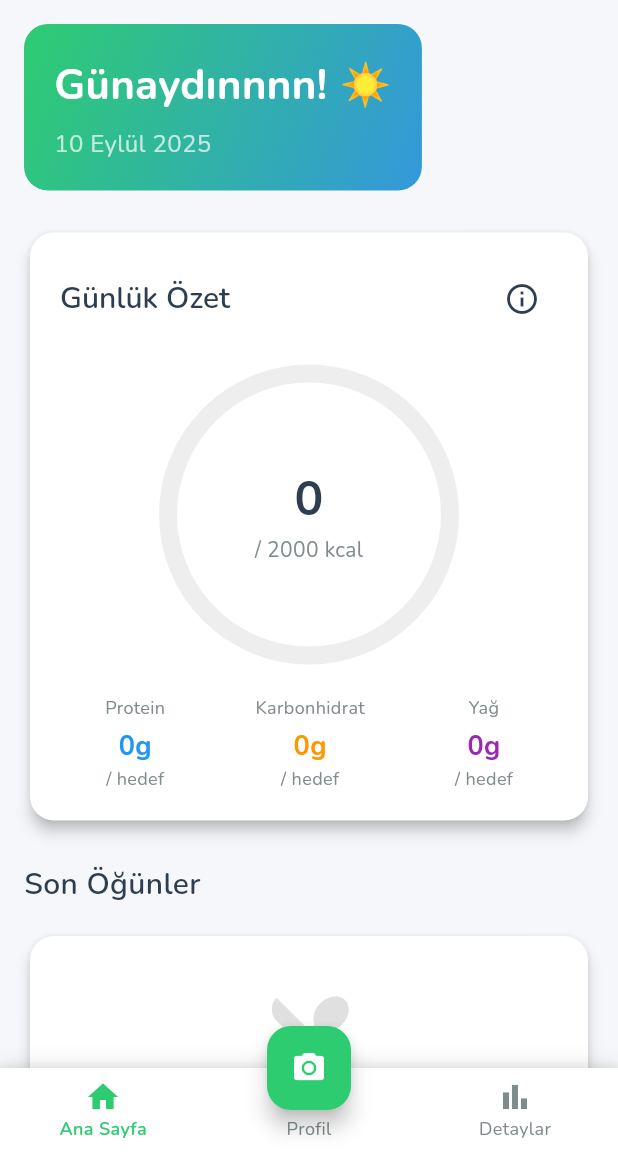
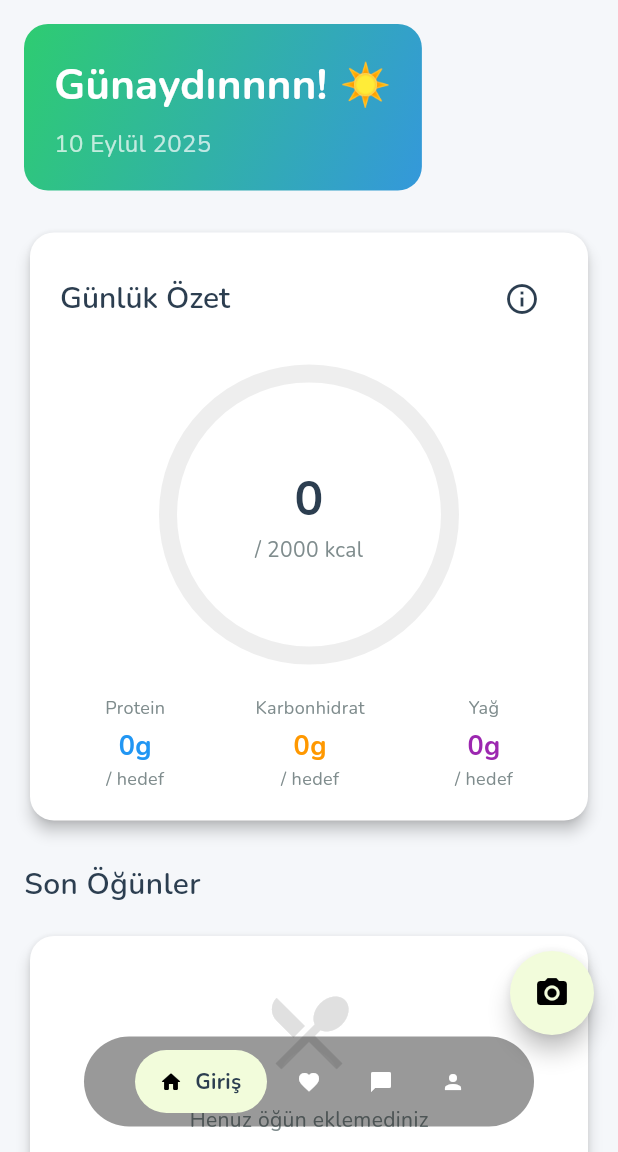
Before and after one commit to dursunozer/eatly, a Flutter app: the MainView screen opened by its route, on a phone screen of 412 x 824 dp, the part 84-1236 px from its top. Run offline on Flutter 3.47's test engine with Material 3 defaults, Android fonts, the phone set to English and light mode, and no system bars; drawn by our look-alikes of percent_indicator; our stand-ins replace camera, dio, fl_chart, flutter_native_timezone, freezed_annotation, image_picker and 6 more; missing offline and left inert: powersync; accounts and stored records are empty; generated files the repository leaves out were written again; statements that could not run were skipped.

Commit message:
added pill navbar

```diff
--- /dev/null
+++ b/eatly/lib/ui/common/pill_nav_bar.dart
@@ -0,0 +1,130 @@
+import 'package:flutter/material.dart';
+
+class PillNavItemData {
+  final IconData icon; // selected (filled)
+  final String label;
+  final IconData? outlineIcon; // unselected (outlined)
+  const PillNavItemData(this.icon, this.label, {this.outlineIcon});
+}
+
+class PillNavBar extends StatelessWidget {
+  final int currentIndex;
+  final ValueChanged<int> onTap;
+  final List<PillNavItemData> items;
+  final Color selectedColor;
+  final Color unselectedBg;
+  final Color unselectedIcon;
+  final double barWidth;
+  final double barHeight;
+
+  const PillNavBar({
+    super.key,
+    required this.currentIndex,
+    required this.onTap,
+    required this.items,
+    this.selectedColor = const Color.fromARGB(255, 242, 252, 219),
+    this.unselectedBg = const Color(0x22999999),
+    this.unselectedIcon = const Color(0xFFFFFFFF),
+    this.barWidth = 300,
+    this.barHeight = 60,
+  });
+
+  @override
+  Widget build(BuildContext context) {
+    return SafeArea(
+      top: false,
+      child: SizedBox(
+        height: barHeight,
+        child: Center(
+          child: SizedBox(
+            width: barWidth,
+            child: Container(
+              padding: const EdgeInsets.symmetric(horizontal: 8, vertical: 8),
+              decoration: BoxDecoration(
+                color: Colors.black.withOpacity(0.40),
+                borderRadius: BorderRadius.circular(32),
+              ),
+              child: Center(
+                child: Wrap(
+                  spacing: 8,
+                  runSpacing: 0,
+                  alignment: WrapAlignment.center,
+                  children: List.generate(items.length, (i) {
+                    final selected = i == currentIndex;
+                    final data = items[i];
+                    return _Pill(
+                      selected: selected,
+                      icon: data.icon,
+                      label: data.label,
+                      selectedColor: selectedColor,
+                      unselectedBg: unselectedBg,
+                      unselectedIcon: unselectedIcon,
+                      onTap: () => onTap(i),
+                    );
+                  }),
+                ),
+              ),
+            ),
+          ),
+        ),
+      ),
+    );
+  }
+}
+
+class _Pill extends StatelessWidget {
+  final bool selected;
+  final IconData icon;
+  final String label;
+  final VoidCallback onTap;
+  final Color selectedColor;
+  final Color unselectedBg;
+  final Color unselectedIcon;
+  final IconData? outlineIcon;
+
+  const _Pill({
+    required this.selected,
+    required this.icon,
+    required this.label,
+    required this.onTap,
+    required this.selectedColor,
+    required this.unselectedBg,
+    required this.unselectedIcon,
+    this.outlineIcon,
+  });
+
+  @override
+  Widget build(BuildContext context) {
+    return InkWell(
+      borderRadius: BorderRadius.circular(26),
+      onTap: onTap,
+      child: AnimatedContainer(
+        duration: const Duration(milliseconds: 0),
+        padding: EdgeInsets.symmetric(horizontal: selected ? 12 : 0),
+        height: 42,
+        constraints: BoxConstraints(minWidth: selected ? 88 : 40),
+        decoration: BoxDecoration(
+          color: selected ? selectedColor : unselectedBg,
+          borderRadius: BorderRadius.circular(26),
+        ),
+        child: Row(
+          mainAxisSize: MainAxisSize.min,
+          children: [
+            Padding(
+              padding: EdgeInsets.only(left: selected ? 4 : 12),
+              child: Icon(
+                selected ? icon : (outlineIcon ?? icon),
+                size: 16,
+                color: selected ? Colors.black : Colors.white,
+              ),
+            ),
+            if (selected) ...[
+              const SizedBox(width: 8),
+              Text(label, style: const TextStyle(fontWeight: FontWeight.w700)),
+            ],
+          ],
+        ),
+      ),
+    );
+  }
+}
--- a/eatly/lib/ui/views/home/home_viewmodel.dart
+++ b/eatly/lib/ui/views/home/home_viewmodel.dart
@@ -14,7 +14,7 @@ class HomeViewModel extends BaseViewModel {
   String get greeting {
     final hour = DateTime.now().hour;
     if (hour < 12) return 'Günaydınnnn! ☀️';
-    if (hour < 17) return 'İyi Öğlenler! 🌤️';
+    if (hour < 17) return 'İyi Öğlenlerr! 🌤️';
     return 'İyi Akşamlar! 🌙';
   }
 }
--- a/eatly/lib/ui/views/main/main_view.dart
+++ b/eatly/lib/ui/views/main/main_view.dart
@@ -5,6 +5,7 @@ import '../home/home_view.dart';
 import '../nutrition/nutrition_view.dart';
 import '../profile/profile_view.dart';
 import 'main_viewmodel.dart';
+import '../../common/pill_nav_bar.dart';
 
 class MainView extends StatelessWidget {
   const MainView({super.key});
@@ -17,60 +18,64 @@ class MainView extends StatelessWidget {
         // Sağ alttaki Profil'i kaldırıp onun yerine Detaylar'ı taşıyacağız.
         final screens = [
           // refreshTick değiştiğinde yeni Key ile HomeView yeniden kurulur
-          KeyedSubtree(key: ValueKey('home-${model.refreshTick}'), child: const HomeView()),
+          KeyedSubtree(
+            key: ValueKey('home-${model.refreshTick}'),
+            child: const HomeView(),
+          ),
           const ProfileView(),
           const NutritionView(),
         ];
         return Scaffold(
-          body: screens[model.currentIndex],
-          bottomNavigationBar: Container(
-            decoration: BoxDecoration(
-              boxShadow: [
-                BoxShadow(
-                  color: Colors.black.withOpacity(0.1),
-                  blurRadius: 10,
-                  offset: const Offset(0, -2),
-                ),
-              ],
-            ),
-            child: BottomNavigationBar(
+          body: Stack(
+            children: [
+              Positioned.fill(child: screens[model.currentIndex]),
+              Positioned(
+                left: 0,
+                right: 0,
+                bottom: 17,
+                child: PillNavBar(
                   currentIndex: model.currentIndex,
                   onTap: model.onTabSelected,
-              type: BottomNavigationBarType.fixed,
-              backgroundColor: Colors.white,
-              selectedItemColor: AppTheme.primaryColor,
-              unselectedItemColor: AppTheme.textSecondary,
-              selectedLabelStyle: const TextStyle(
-                fontWeight: FontWeight.w600,
-                fontSize: 12,
+                  items: const [
+                    PillNavItemData(
+                      Icons.home_rounded,
+                      'Giriş',
+                      outlineIcon: Icons.home_outlined,
                     ),
-              unselectedLabelStyle: const TextStyle(fontSize: 12),
-              items: const [
-                BottomNavigationBarItem(
-                  icon: Icon(Icons.home_outlined),
-                  activeIcon: Icon(Icons.home),
-                  label: 'Ana Sayfa',
+                    PillNavItemData(
+                      Icons.favorite,
+                      'Detaylar',
+                      outlineIcon: Icons.favorite_border,
                     ),
-                BottomNavigationBarItem(
-                  icon: Icon(Icons.person_outline),
-                  activeIcon: Icon(Icons.person),
-                  label: 'Profil',
+                    PillNavItemData(
+                      Icons.chat_bubble,
+                      '',
+                      outlineIcon: Icons.chat_bubble_outline,
                     ),
-                BottomNavigationBarItem(
-                  icon: Icon(Icons.bar_chart_outlined),
-                  activeIcon: Icon(Icons.bar_chart),
-                  label: 'Detaylar',
+                    PillNavItemData(
+                      Icons.person,
+                      'Profil',
+                      outlineIcon: Icons.person_outline,
                     ),
                   ],
                 ),
               ),
-          floatingActionButton: FloatingActionButton(
+              Positioned(
+                right: 16,
+                bottom: 78,
+                child: SizedBox(
+                  width: 56,
+                  height: 56,
+                  child: FloatingActionButton(
                     onPressed: model.goToCamera,
-            backgroundColor: AppTheme.primaryColor,
-            child: const Icon(Icons.camera_alt, color: Colors.white),
+                    backgroundColor: const Color.fromARGB(255, 242, 252, 219),
+                    shape: const CircleBorder(),
+                    child: const Icon(Icons.camera_alt, color: Colors.black),
                   ),
-          floatingActionButtonLocation:
-              FloatingActionButtonLocation.centerDocked,
+                ),
+              ),
+            ],
+          ),
         );
       },
     );
```
Also changed, not shown: eatly/lib/ui/views/home/home_view.dart (+6 -6 lines). Lines whose indentation alone changed are shown as unchanged.
